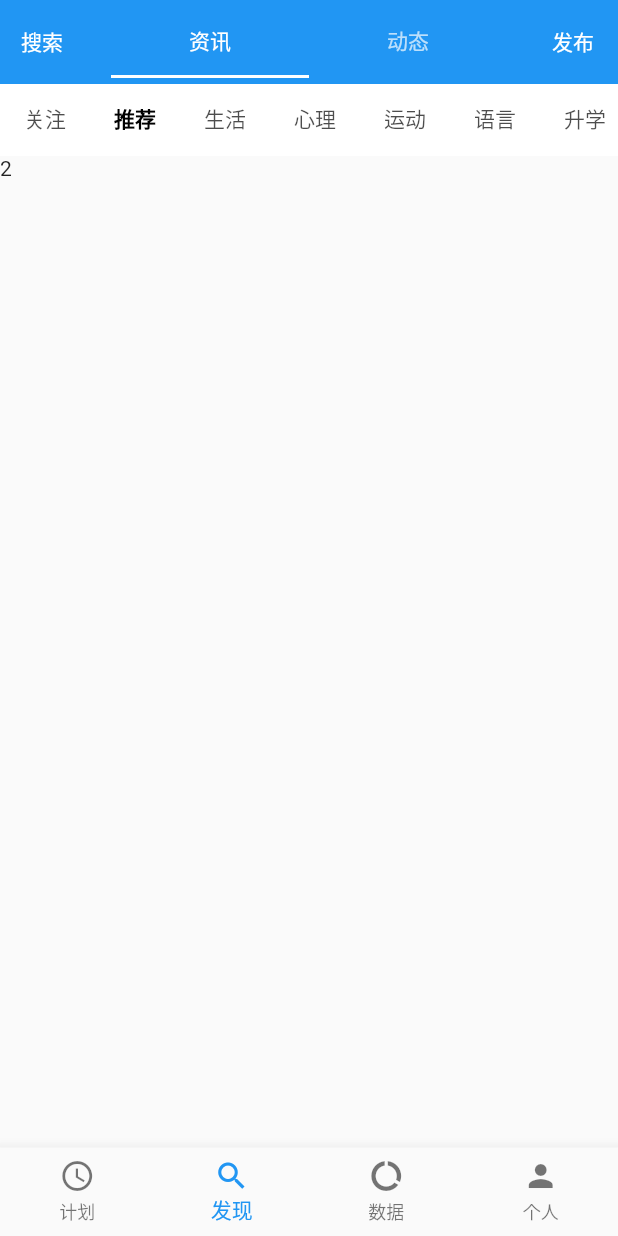
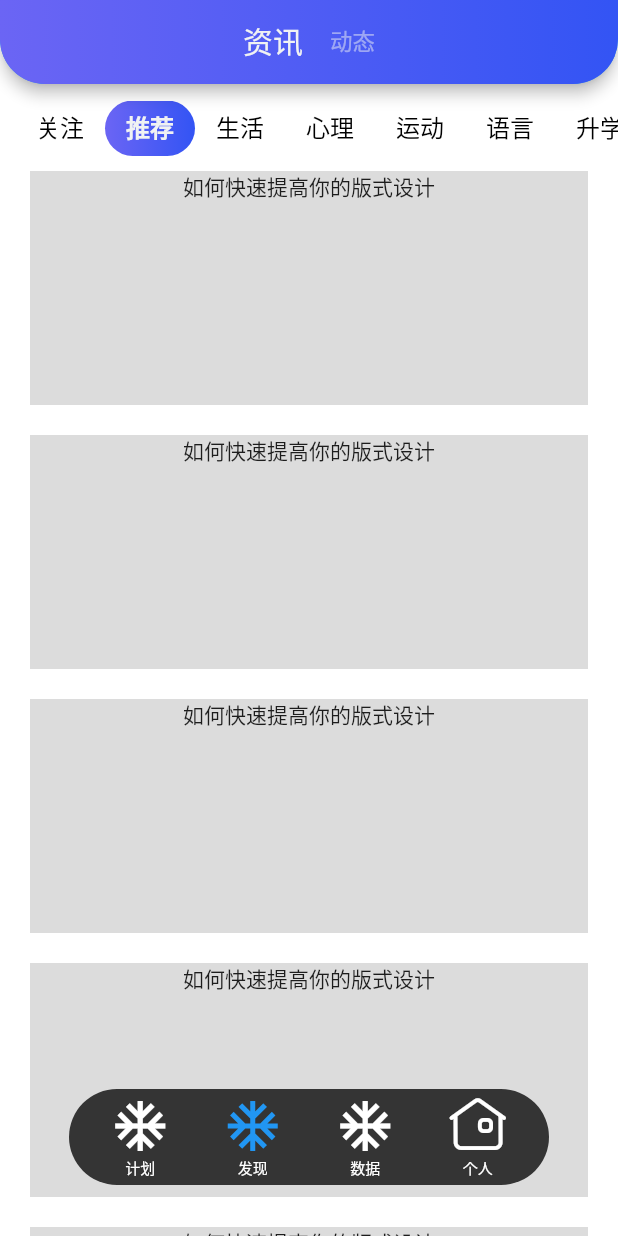
Before and after one commit to Exooool/Flutter-Track, a Flutter app: the screen it shows after launch, item 2 of the bottom bar chosen, on a phone screen of 412 x 824 dp. Run offline on Flutter 3.47's test engine with Material 2 defaults, Android fonts, the phone set to English and light mode, and no system bars; missing offline and left inert: dart:ffi.

Commit message:
1/24代码进度提交

```diff
--- a/lib/main.dart
+++ b/lib/main.dart
@@ -17,10 +17,13 @@ class MyApp extends StatelessWidget {
       debugShowCheckedModeBanner: false,
 
       theme: ThemeData(
-          primarySwatch: Colors.blue, // 主题颜色
-          splashColor: Colors.transparent, // 取消水波纹特效
-          highlightColor: Colors.transparent // 取消水波纹特效
-          ),
+        scaffoldBackgroundColor: Colors.white, //Scaffold的默认背景颜色
+        splashColor: Colors.transparent, // 取消水波纹特效
+        highlightColor: Colors.transparent, // 取消水波纹特效
+        backgroundColor: const Color.fromRGBO(229, 229, 229, 1),
+        bottomNavigationBarTheme:
+            BottomNavigationBarThemeData(backgroundColor: Colors.transparent),
+      ),
       home: HomeMenu(),
     );
   }
--- a/lib/pages/discover.dart
+++ b/lib/pages/discover.dart
@@ -16,30 +16,43 @@ class _DiscoverPageState extends State<DiscoverPage> {
         child: Scaffold(
           appBar: AppBar(
             // 去除阴影
-            elevation: 0,
-            // leading为左侧actions功能
-            leading: SizedBox(
-              width: 60,
-              child: InkWell(
-                onTap: () {},
-                child: const Center(
-                  child: Text('搜索'),
+            // elevation: 0,
+            // 设置appbar底部左右圆角边框
+            shape: const RoundedRectangleBorder(
+                side: BorderSide.none,
+                borderRadius: BorderRadius.only(
+                    bottomLeft: Radius.circular(30),
+                    bottomRight: Radius.circular(30))),
+            // 弹性空间 设置appbar背景渐变色
+            flexibleSpace: Container(
+              // 设置内部container的圆角
+              decoration: const BoxDecoration(
+                  borderRadius: BorderRadius.only(
+                      bottomLeft: Radius.circular(30),
+                      bottomRight: Radius.circular(30)),
+                  // 设置线性渐变
+                  gradient: LinearGradient(
+                      begin: Alignment.centerLeft,
+                      end: Alignment.centerRight,
+                      colors: [
+                        Color.fromRGBO(107, 101, 244, 1),
+                        Color.fromRGBO(51, 84, 244, 1)
+                      ])),
             ),
+            title: const SizedBox(
+              child: TabBar(
+                  // 隐藏指示点
+                  isScrollable: true,
+                  labelPadding: EdgeInsets.only(left: 9, right: 9),
+                  labelStyle: TextStyle(
+                    fontSize: 20,
                   ),
-            ),
-            // leading为左侧actions功能
-            actions: [
-              SizedBox(
-                width: 60,
-                child: InkWell(
-                  onTap: () {},
-                  child: const Center(
-                    child: Text('发布'),
-                  ),
-                ),
-              )
-            ],
-            title: const TabBar(tabs: <Widget>[
+                  labelColor: Color.fromRGBO(240, 242, 243, 1),
+                  unselectedLabelColor: Color.fromRGBO(240, 242, 243, 0.5),
+                  unselectedLabelStyle: TextStyle(fontSize: 15),
+                  padding: EdgeInsets.all(0),
+                  indicator: BoxDecoration(color: Colors.transparent),
+                  tabs: <Widget>[
                     Tab(
                       text: '资讯',
                     ),
@@ -47,6 +60,7 @@ class _DiscoverPageState extends State<DiscoverPage> {
                       text: '动态',
                     )
                   ]),
+            ),
             centerTitle: true,
           ),
           body: TabBarView(children: <Widget>[
--- a/lib/pages/discover/news.dart
+++ b/lib/pages/discover/news.dart
@@ -1,4 +1,5 @@
 import 'package:flutter/material.dart';
+import './news_page.dart';
 
 class NewsComponent extends StatefulWidget {
   NewsComponent({Key? key}) : super(key: key);
@@ -11,31 +12,72 @@ class _NewsComponentState extends State<NewsComponent>
     with SingleTickerProviderStateMixin {
   late TabController _tabController;
 
-  final List<Tab> _tabList = const [
-    Tab(text: '关注'),
-    Tab(text: '推荐'),
-    Tab(text: '生活'),
-    Tab(text: '心理'),
-    Tab(text: '运动'),
-    Tab(text: '语言'),
-    Tab(text: '升学'),
-    Tab(text: '校园'),
-    Tab(text: '读书'),
-    Tab(text: '哲学'),
+  // 自定义tab样式
+  Widget _customTab(String content) {
+    return Container(
+      child: Padding(
+        padding:
+            const EdgeInsets.only(top: 5.5, bottom: 5.5, left: 14, right: 14),
+        child: Text(
+          content,
+          style: const TextStyle(fontSize: 16),
+        ),
+      ),
+    );
+  }
+
+  final _tabList = const [
+    '关注',
+    '推荐',
+    '生活',
+    '心理',
+    '运动',
+    '语言',
+    '升学',
+    '校园',
+    '读书',
+    '哲学'
   ];
+  // final List<Tab> _tabList = const [
+  //   Tab(text: '关注'),
+  //   Tab(text: '推荐'),
+  //   Tab(text: '生活'),
+  //   Tab(text: '心理'),
+  //   Tab(text: '运动'),
+  //   Tab(text: '语言'),
+  //   Tab(text: '升学'),
+  //   Tab(text: '校园'),
+  //   Tab(text: '读书'),
+  //   Tab(text: '哲学'),
+  // ];
 
-  final List<Widget> _tabContent = const [
-    Text('1'),
-    Text('2'),
-    Text('3'),
-    Text('4'),
-    Text('5'),
-    Text('6'),
-    Text('7'),
-    Text('8'),
-    Text('9'),
-    Text('10'),
-  ];
+  List dataList = [];
+
+  // 获取资讯列表
+  List<Widget> _getNewsArticle() {
+    List<Widget> list = [];
+    for (int i = 0; i < 10; i++) {
+      list.add(Container(
+        margin: const EdgeInsets.only(top: 10, bottom: 10, left: 20, right: 20),
+        height: 156,
+        decoration:
+            const BoxDecoration(color: Color.fromRGBO(220, 220, 220, 1)),
+        child: Column(
+          children: <Widget>[
+            Title(color: Colors.black, child: Text('如何快速提高你的版式设计'))
+          ],
+        ),
+      ));
+    }
+    return list;
+  }
+
+  List<Widget> _tabContent() {
+    List<Widget> list = _tabList.map((e) {
+      return NewsPage(_getNewsArticle(), e);
+    }).toList();
+    return list;
+  }
 
   @override
   void initState() {
@@ -57,21 +99,37 @@ class _NewsComponentState extends State<NewsComponent>
   Widget build(BuildContext context) {
     return Scaffold(
       appBar: AppBar(
-        backgroundColor: Colors.white,
+        backgroundColor: Colors.transparent,
         elevation: 0,
         // 让此Scaffold的appbar的高度为零
         toolbarHeight: 0,
         bottom: TabBar(
-          labelColor: Colors.black,
+          padding: const EdgeInsets.only(left: 10),
+          labelColor: const Color.fromRGBO(240, 242, 243, 1),
           labelStyle: const TextStyle(fontWeight: FontWeight.bold),
           unselectedLabelStyle: const TextStyle(fontWeight: FontWeight.normal),
-          indicatorColor: Colors.white,
+          unselectedLabelColor: const Color.fromRGBO(0, 0, 0, 1),
+          // 更改指示点样式
+          indicator: const BoxDecoration(
+              borderRadius: BorderRadius.all(Radius.circular(30)),
+              gradient: LinearGradient(
+                  begin: Alignment.centerLeft,
+                  end: Alignment.centerRight,
+                  colors: [
+                    Color.fromRGBO(107, 101, 244, 1),
+                    Color.fromRGBO(51, 84, 244, 1)
+                  ])),
+          // indicatorSize: TabBarIndicatorSize.label,
+
+          labelPadding: const EdgeInsets.all(0),
           isScrollable: true,
-          tabs: _tabList,
+          tabs: _tabList.map((e) {
+            return _customTab(e);
+          }).toList(),
           controller: _tabController,
         ),
       ),
-      body: TabBarView(controller: _tabController, children: _tabContent),
+      body: TabBarView(controller: _tabController, children: _tabContent()),
     );
   }
 }
--- /dev/null
+++ b/lib/pages/discover/news_page.dart
@@ -0,0 +1,49 @@
+import 'dart:ffi';
+
+import 'package:flutter/material.dart';
+
+class NewsPage extends StatefulWidget {
+  List<Widget> list;
+  String category;
+  NewsPage(this.list, this.category, {Key? key}) : super(key: key);
+
+  @override
+  _NewsPageState createState() => _NewsPageState();
+}
+
+class _NewsPageState extends State<NewsPage> {
+  // 滚动控制器
+  ScrollController scrollController =
+      ScrollController(initialScrollOffset: 0, keepScrollOffset: true);
+  double pos = 0;
+  @override
+  void initState() {
+    // TODO: implement initState
+    super.initState();
+    scrollController.addListener(() {
+      // 更新状态
+      setState(() {
+        var currentPos = scrollController.offset;
+        if (scrollController.offset - pos > 0) {
+          // print('下滑');
+          NavNotification(false).dispatch(context);
+        } else if (scrollController.offset - pos < 0) {
+          // print('上滑');
+          NavNotification(true).dispatch(context);
+        }
+        pos = currentPos;
+      });
+      // print("监听滚动的位置 ${scrollController.offset}");
+    });
+  }
+
+  @override
+  Widget build(BuildContext context) {
+    return ListView(controller: scrollController, children: widget.list);
+  }
+}
+
+class NavNotification extends Notification {
+  bool isNavShow;
+  NavNotification(this.isNavShow);
+}
--- a/lib/pages/home_menu.dart
+++ b/lib/pages/home_menu.dart
@@ -3,6 +3,7 @@ import 'package:flutter_track/pages/discover.dart';
 import 'package:flutter_track/pages/user.dart';
 import 'package:flutter_track/pages/project.dart';
 import 'package:flutter_track/pages/information.dart';
+import './discover/news_page.dart';
 
 class HomeMenu extends StatefulWidget {
   HomeMenu({Key? key}) : super(key: key);
@@ -12,33 +13,91 @@ class HomeMenu extends StatefulWidget {
 }
 
 class _HomeMenuState extends State<HomeMenu> {
-  int index = 0;
+  int _index = 0;
   final List _pageList = [
     ProjectPage(),
     DiscoverPage(),
     InformationPage(),
     UserPage()
   ];
+
+  // 导航栏按钮样式
+
+  Widget _menuItem(IconData icon, int index, String title) {
+    return InkWell(
+        onTap: () {
+          setState(() {
+            _index = index;
+          });
+        },
+        child: Padding(
+          padding: const EdgeInsets.only(left: 17.5, right: 17.5),
+          child: Column(
+            mainAxisAlignment: MainAxisAlignment.center,
+            children: [
+              Icon(
+                icon,
+                color: _index == index ? Colors.blue : Colors.white,
+                size: 40,
+              ),
+              Text(
+                title,
+                style: const TextStyle(
+                    color: Color.fromRGBO(255, 255, 255, 1), fontSize: 10),
+              )
+            ],
+          ),
+        ));
+  }
+
+  // 导航栏透明度
+  var _isNavShow = true;
+  String i = '1';
+  // 导航栏
+  Widget navigatorBar() {
+    return Row(
+      mainAxisAlignment: MainAxisAlignment.center,
+      children: <Widget>[
+        Container(
+          height: 64,
+          width: 320,
+          decoration: BoxDecoration(
+              color: _isNavShow
+                  ? const Color.fromRGBO(43, 43, 43, 0.95)
+                  : const Color.fromRGBO(43, 43, 43, 0.2),
+              borderRadius: const BorderRadius.all(Radius.circular(43.3125))),
+          child: Row(
+              mainAxisAlignment: MainAxisAlignment.center,
+              children: <Widget>[
+                _menuItem(Icons.ac_unit, 0, '计划'),
+                _menuItem(Icons.ac_unit, 1, '发现'),
+                _menuItem(Icons.ac_unit, 2, '数据'),
+                _menuItem(
+                    const IconData(0xe60f, fontFamily: 'MyIcons'), 3, '个人'),
+              ]),
+        ),
+      ],
+    );
+  }
+
   @override
   Widget build(BuildContext context) {
+    double _phoneWidth = MediaQuery.of(context).size.width;
+    double distance = (_phoneWidth - 320) / 2;
     return Scaffold(
-      body: _pageList[index],
-      bottomNavigationBar: BottomNavigationBar(
-        currentIndex: index,
-        onTap: (int index) {
-          setState(() {
-            this.index = index;
-          });
-        },
-        type: BottomNavigationBarType.fixed,
-        items: const [
-          BottomNavigationBarItem(icon: Icon(Icons.schedule), label: '计划'),
-          BottomNavigationBarItem(icon: Icon(Icons.search), label: '发现'),
-          BottomNavigationBarItem(
-              icon: Icon(Icons.data_saver_off), label: '数据'),
-          BottomNavigationBarItem(icon: Icon(Icons.person), label: '个人'),
-        ],
-      ),
-    );
+        body: NotificationListener<NavNotification>(
+      onNotification: (n) {
+        // print(n.isNavShow);
+        setState(() {
+          _isNavShow = n.isNavShow;
+        });
+        return true;
+      },
+      child: Stack(children: [
+        _pageList[_index],
+        Positioned(
+            left: distance, right: distance, bottom: 34, child: navigatorBar())
+      ]),
+    ));
   }
 }
--- a/lib/pages/reg_and_log.dart
+++ b/lib/pages/reg_and_log.dart
@@ -1,5 +1,3 @@
-import 'dart:ffi';
-
 import 'package:flutter/material.dart';
 
 class RegPageAndLogPage extends StatefulWidget {
--- a/pubspec.yaml
+++ b/pubspec.yaml
@@ -31,6 +31,7 @@ dependencies:
     sdk: flutter
 
 
+
   # The following adds the Cupertino Icons font to your application.
   # Use with the CupertinoIcons class for iOS style icons.
   cupertino_icons: ^1.0.2
@@ -51,7 +52,10 @@ dev_dependencies:
 
 # The following section is specific to Flutter.
 flutter:
-
+  fonts:
+    - family: MyIcons
+      fonts:
+        - asset: lib/assets/icons/iconfont.ttf
   # The following line ensures that the Material Icons font is
   # included with your application, so that you can use the icons in
   # the material Icons class.
```
Also changed, not shown: lib/assets/icons/iconfont.ttf (added). Lines whose indentation alone changed are shown as unchanged.
